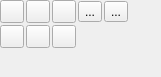
First picture: the form in plugins/textshape/dialogs/SimpleTableWidget.ui, repository KDE/krita, before the edit.
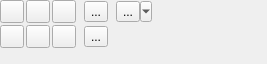
Second picture: the form after the edit. Custom widgets are drawn as their Qt base class.

Commit message:
New Feature: Formatting of table borders
A border painter mode where you select the border and color and then just "paint"
it onto the table

Patch:
```diff
--- a/plugins/textshape/dialogs/SimpleTableWidget.ui
+++ b/plugins/textshape/dialogs/SimpleTableWidget.ui
@@ -6,8 +6,8 @@
    <rect>
     <x>0</x>
     <y>0</y>
-    <width>161</width>
-    <height>77</height>
+    <width>267</width>
+    <height>64</height>
    </rect>
   </property>
   <property name="sizePolicy">
@@ -16,7 +16,7 @@
     <verstretch>0</verstretch>
    </sizepolicy>
   </property>
-  <layout class="QGridLayout" name="gridLayout_2" columnstretch="0,1">
+  <layout class="QGridLayout" name="gridLayout_2" columnstretch="0,1,0">
    <property name="margin">
     <number>0</number>
    </property>
@@ -49,60 +49,86 @@
        </property>
       </widget>
      </item>
-     <item row="0" column="3">
-      <widget class="QToolButton" name="mergeCells">
-       <property name="text">
-        <string>...</string>
-       </property>
-      </widget>
-     </item>
-     <item row="0" column="4">
-      <widget class="QToolButton" name="splitCells">
-       <property name="text">
-        <string>...</string>
-       </property>
-      </widget>
-     </item>
-     <item row="1" column="0">
+     <item row="2" column="0">
       <widget class="QToolButton" name="addRowBelow">
        <property name="autoRaise">
         <bool>false</bool>
        </property>
       </widget>
      </item>
-     <item row="1" column="1">
+     <item row="2" column="1">
       <widget class="QToolButton" name="deleteRow">
        <property name="autoRaise">
         <bool>false</bool>
        </property>
       </widget>
      </item>
-     <item row="1" column="2">
+     <item row="2" column="2">
       <widget class="QToolButton" name="deleteColumn">
        <property name="autoRaise">
         <bool>false</bool>
        </property>
       </widget>
      </item>
-     <item row="1" column="3" colspan="2">
+     <item row="2" column="3" colspan="2">
       <spacer name="horizontalSpacer">
        <property name="orientation">
         <enum>Qt::Horizontal</enum>
        </property>
        <property name="sizeType">
-        <enum>QSizePolicy::Minimum</enum>
+        <enum>QSizePolicy::Fixed</enum>
        </property>
        <property name="sizeHint" stdset="0">
         <size>
-         <width>0</width>
+         <width>4</width>
          <height>13</height>
         </size>
        </property>
       </spacer>
      </item>
+     <item row="2" column="5">
+      <widget class="QToolButton" name="splitCells">
+       <property name="text">
+        <string>...</string>
+       </property>
+      </widget>
+     </item>
+     <item row="0" column="5">
+      <widget class="QToolButton" name="mergeCells">
+       <property name="text">
+        <string>...</string>
+       </property>
+      </widget>
+     </item>
+     <item row="2" column="6">
+      <spacer name="horizontalSpacer_3">
+       <property name="orientation">
+        <enum>Qt::Horizontal</enum>
+       </property>
+       <property name="sizeType">
+        <enum>QSizePolicy::Fixed</enum>
+       </property>
+       <property name="sizeHint" stdset="0">
+        <size>
+         <width>6</width>
+         <height>20</height>
+        </size>
+       </property>
+      </spacer>
+     </item>
+     <item row="0" column="7">
+      <widget class="FormattingButton" name="border">
+       <property name="text">
+        <string>...</string>
+       </property>
+       <property name="popupMode">
+        <enum>QToolButton::MenuButtonPopup</enum>
+       </property>
+      </widget>
+     </item>
     </layout>
    </item>
-   <item row="0" column="1">
+   <item row="0" column="2">
     <spacer name="horizontalSpacer_2">
      <property name="orientation">
       <enum>Qt::Horizontal</enum>
@@ -146,6 +172,13 @@
    </item>
   </layout>
  </widget>
+ <customwidgets>
+  <customwidget>
+   <class>FormattingButton</class>
+   <extends>QToolButton</extends>
+   <header>dialogs/FormattingButton.h</header>
+  </customwidget>
+ </customwidgets>
  <tabstops>
   <tabstop>addRowAbove</tabstop>
   <tabstop>addColumnLeft</tabstop>
```
The commit also changes 11 other files.
